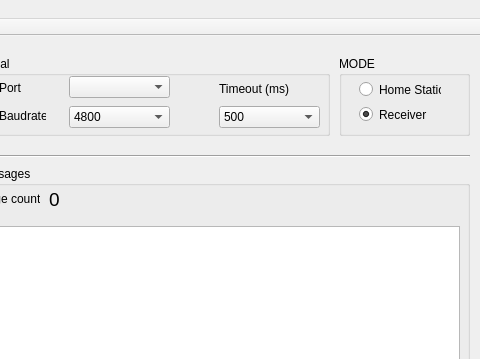
Qt form CMS2/mainwindow.ui (Hengy/CMS) before a commit; both pictures show x 531 to 1011 and y 0 to 359 of the 1011 by 600 pixel window.
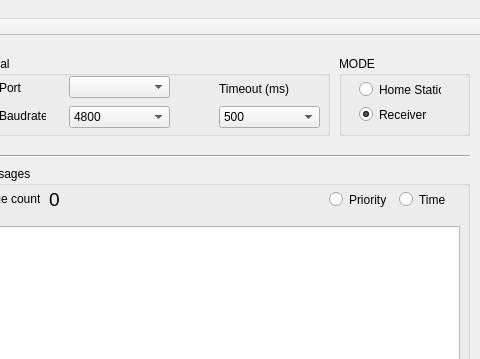
The same form after that commit.

The edit to the form file:
```diff
--- a/CMS2/mainwindow.ui
+++ b/CMS2/mainwindow.ui
@@ -115,6 +115,32 @@
       <string>0</string>
      </property>
     </widget>
+    <widget class="QRadioButton" name="timeRadioButton">
+     <property name="geometry">
+      <rect>
+       <x>470</x>
+       <y>25</y>
+       <width>51</width>
+       <height>17</height>
+      </rect>
+     </property>
+     <property name="text">
+      <string>Time</string>
+     </property>
+    </widget>
+    <widget class="QRadioButton" name="priRadioButton">
+     <property name="geometry">
+      <rect>
+       <x>400</x>
+       <y>25</y>
+       <width>61</width>
+       <height>17</height>
+      </rect>
+     </property>
+     <property name="text">
+      <string>Priority</string>
+     </property>
+    </widget>
    </widget>
    <widget class="Line" name="line_2">
     <property name="geometry">
```
